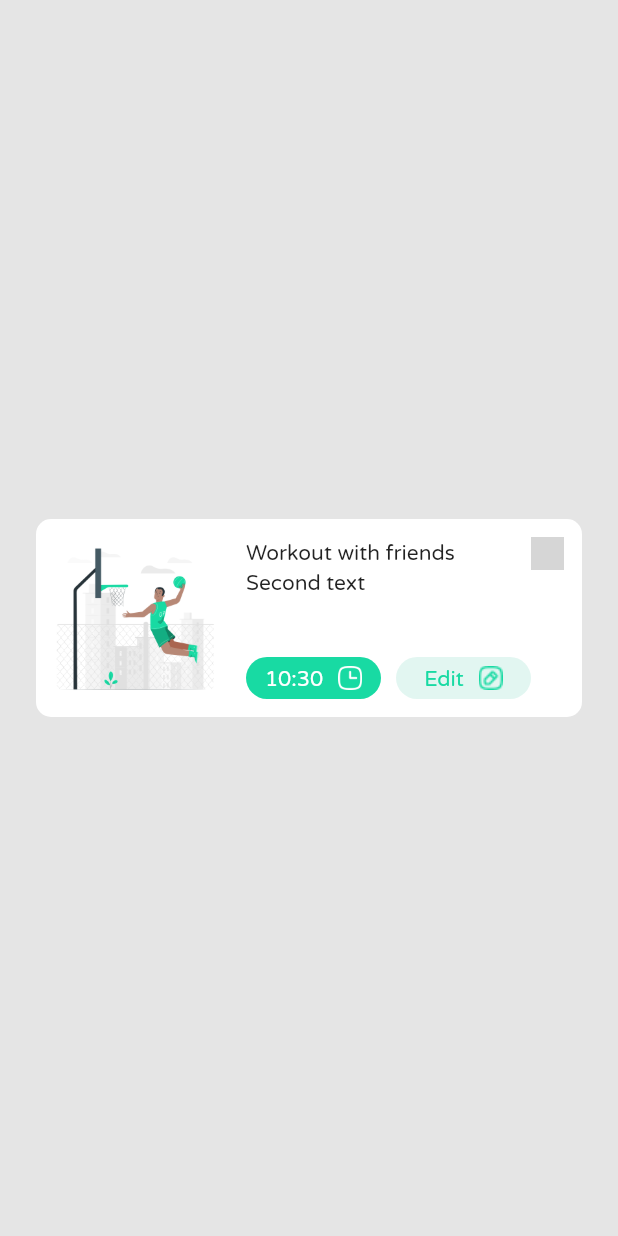
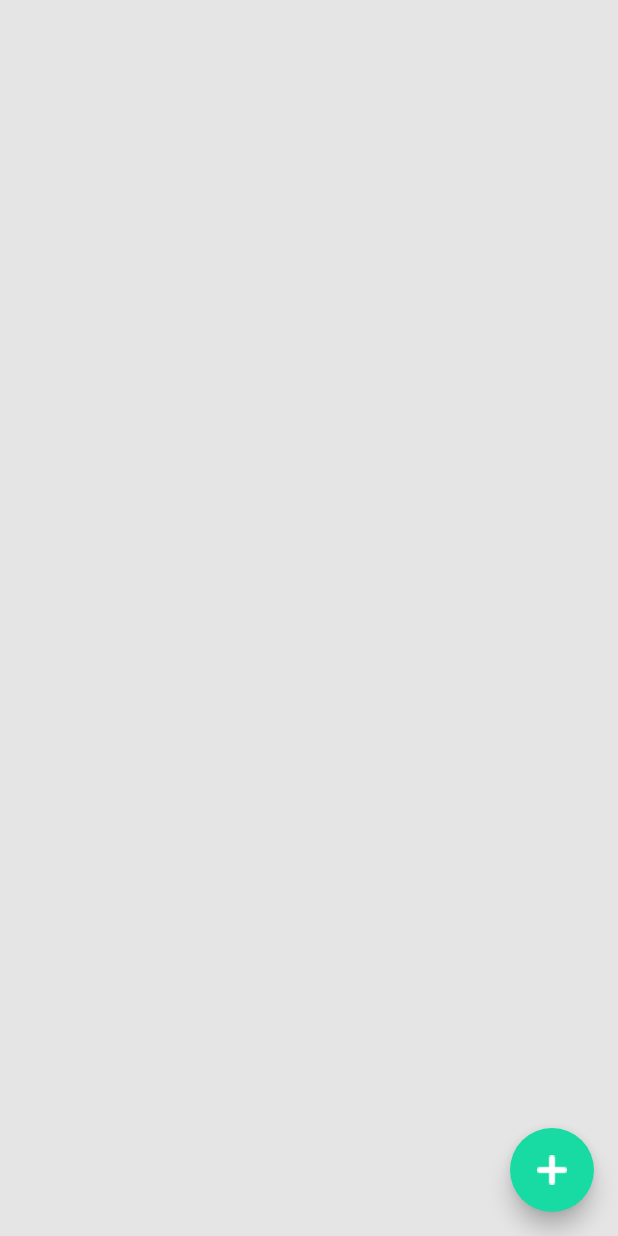
Before and after one commit to rminaghajani/note_application, a Flutter app: the screen it shows after launch, on a phone screen of 412 x 824 dp. Run offline on Flutter 3.47's test engine with Material 2 defaults, Android fonts, the phone set to English and light mode, and no system bars; our stand-ins replace hive, hive_flutter; missing offline and left inert: msh_checkbox, time_pickerr; accounts and stored records are empty; grey boxes are pictures that could not be loaded.

Commit message:
add FAB to home screen

```diff
--- a/lib/screens/home_screen.dart
+++ b/lib/screens/home_screen.dart
@@ -1,6 +1,12 @@
 import 'package:flutter/material.dart';
+import 'package:flutter/rendering.dart';
+import 'package:hive/hive.dart';
+import 'package:hive_flutter/adapters.dart';
 import 'package:msh_checkbox/msh_checkbox.dart';
 import 'package:note/data/constants/constants.dart';
+import 'package:note/data/models/task.dart';
+import 'package:note/screens/add_screen.dart';
+import 'package:note/widgets/task_widget.dart';
 
 class HomeScreen extends StatefulWidget {
   const HomeScreen({super.key});
@@ -10,130 +16,65 @@ class HomeScreen extends StatefulWidget {
 }
 
 class _HomeScreenState extends State<HomeScreen> {
-  bool isChecked = false;
+  final taskBox = Hive.box<Task>('TaskBox');
+  bool isFabVisible = true;
+
   @override
   Widget build(BuildContext context) {
     return Scaffold(
       backgroundColor: bgrcColor,
-      body: Center(
-        child: getTaskItem(),
+      floatingActionButton: Visibility(
+        visible: isFabVisible,
+        child: FloatingActionButton(
+          backgroundColor: green,
+          child: Image.asset('images/icon_add.png'),
+          onPressed: () {
+            Navigator.push(
+              context,
+              MaterialPageRoute(
+                builder: (context) => AddScreen(),
+              ),
+            );
+          },
+        ),
+      ),
+      body: SafeArea(
+        child: Center(
+            child: ValueListenableBuilder(
+                valueListenable: taskBox.listenable(),
+                builder: (context, value, child) {
+                  return NotificationListener<UserScrollNotification>(
+                    onNotification: (notif) {
+                      setState(() {
+                        if (notif.direction == ScrollDirection.forward) {
+                          isFabVisible = true;
+                        } else if (notif.direction == ScrollDirection.reverse) {
+                          isFabVisible = false;
+                        }
+                      });
+                      return true;
+                    },
+                    child: ListView.builder(
+                      itemCount: taskBox.values.length,
+                      itemBuilder: (context, index) {
+                        return getTaskItem(taskBox.values.toList()[index]);
+                      },
+                    ),
+                  );
+                })),
       ),
     );
   }
 
-  Container getTaskItem() {
-    return Container(
-      margin: EdgeInsets.symmetric(horizontal: 24),
-      height: 132,
-      width: double.infinity,
-      decoration: BoxDecoration(
-        color: taskBoxColor,
-        borderRadius: BorderRadius.circular(10),
-      ),
-      child: Padding(
-        padding: EdgeInsets.all(12),
-        child: getMainContent(),
+  Widget getTaskItem(Task task) {
+    return Dismissible(
+      key: UniqueKey(),
+      onDismissed: (direction) {
+        task.delete();
+      },
+      child: TaskWidget(
+        task: task,
       ),
     );
   }
-
-  Row getMainContent() {
-    return Row(
-      children: [
-        Image.asset('images/workout.png'),
-        SizedBox(
-          width: 20,
-        ),
-        Expanded(
-          child: Column(
-            crossAxisAlignment: CrossAxisAlignment.start,
-            children: [
-              Row(
-                mainAxisAlignment: MainAxisAlignment.spaceBetween,
-                children: [
-                  Text('Workout with friends'),
-                  MSHCheckbox(
-                    size: 22,
-                    value: isChecked,
-                    colorConfig: MSHColorConfig.fromCheckedUncheckedDisabled(
-                      checkedColor: green,
-                    ),
-                    style: MSHCheckboxStyle.fillScaleCheck,
-                    onChanged: (selected) {
-                      setState(() {
-                        isChecked = selected;
-                      });
-                    },
-                  ),
-                ],
-              ),
-              Text('Second text'),
-              Spacer(),
-              getTimeAndEditBadgs()
-            ],
-          ),
-        ),
-      ],
-    );
-  }
-
-  Row getTimeAndEditBadgs() {
-    return Row(
-      children: [
-        Container(
-          width: 90,
-          height: 28,
-          decoration: BoxDecoration(
-            color: green,
-            borderRadius: BorderRadius.circular(18),
-          ),
-          child: Padding(
-            padding: const EdgeInsets.symmetric(vertical: 6, horizontal: 12),
-            child: Row(
-              mainAxisAlignment: MainAxisAlignment.center,
-              children: [
-                Text(
-                  '10:30',
-                  style: TextStyle(
-                    color: Colors.white,
-                  ),
-                ),
-                SizedBox(
-                  width: 10,
-                ),
-                Image.asset('images/icon_time.png'),
-              ],
-            ),
-          ),
-        ),
-        SizedBox(
-          width: 10,
-        ),
-        Container(
-          width: 90,
-          height: 28,
-          decoration: BoxDecoration(
-            color: lightGreen,
-            borderRadius: BorderRadius.circular(18),
-          ),
-          child: Padding(
-            padding: const EdgeInsets.symmetric(vertical: 6, horizontal: 12),
-            child: Row(
-              mainAxisAlignment: MainAxisAlignment.center,
-              children: [
-                Text(
-                  'Edit',
-                  style: TextStyle(color: green),
-                ),
-                SizedBox(
-                  width: 10,
-                ),
-                Image.asset('images/icon_edit.png'),
-              ],
-            ),
-          ),
-        ),
-      ],
-    );
-  }
 }
```
